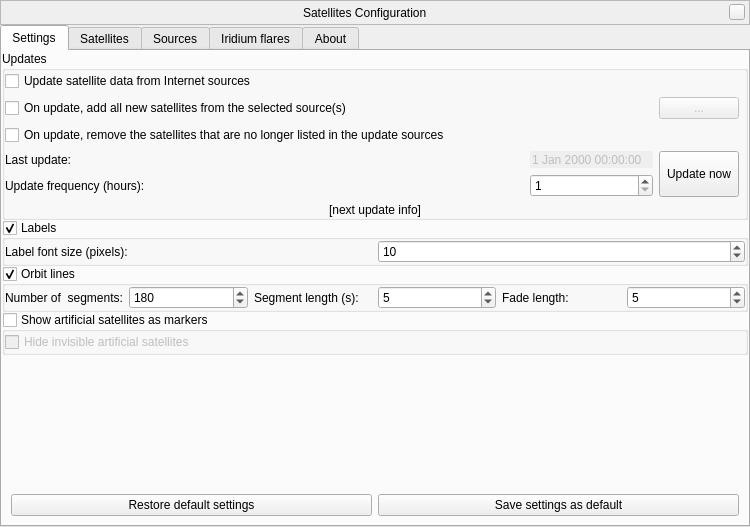
Before: the Qt Designer form plugins/Satellites/src/gui/satellitesDialog.ui in 519984307/stellarium_src, drawn with Qt 5.
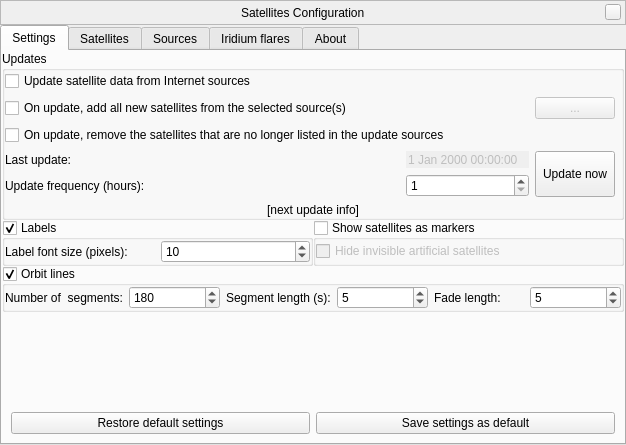
After: the same form once the commit is applied. Icons and pictures are not drawn. Custom widgets are drawn as their Qt base class.

Commit message:
Update Satellites plugin
- Fixed translated special groups after change the language
- Refactor GUI of Satellites plugin

What changed in the file:
```diff
--- a/plugins/Satellites/src/gui/satellitesDialog.ui
+++ b/plugins/Satellites/src/gui/satellitesDialog.ui
@@ -6,8 +6,8 @@
    <rect>
     <x>0</x>
     <y>0</y>
-    <width>750</width>
-    <height>527</height>
+    <width>626</width>
+    <height>445</height>
    </rect>
   </property>
   <property name="windowTitle">
@@ -298,6 +298,8 @@
          </layout>
         </widget>
        </item>
+       <item>
+        <layout class="QHBoxLayout" name="horizontalLayout_9">
        <item>
         <widget class="QGroupBox" name="labelsGroup">
          <property name="title">
@@ -352,6 +354,42 @@
         </widget>
        </item>
        <item>
+          <widget class="QGroupBox" name="iconicGroup">
+           <property name="title">
+            <string>Show satellites as markers</string>
+           </property>
+           <property name="checkable">
+            <bool>true</bool>
+           </property>
+           <property name="checked">
+            <bool>false</bool>
+           </property>
+           <layout class="QGridLayout" name="gridLayout_4">
+            <property name="leftMargin">
+             <number>0</number>
+            </property>
+            <property name="topMargin">
+             <number>0</number>
+            </property>
+            <property name="rightMargin">
+             <number>0</number>
+            </property>
+            <property name="bottomMargin">
+             <number>0</number>
+            </property>
+            <item row="0" column="0">
+             <widget class="QCheckBox" name="hideInvisibleSatellites">
+              <property name="text">
+               <string>Hide invisible artificial satellites</string>
+              </property>
+             </widget>
+            </item>
+           </layout>
+          </widget>
+         </item>
+        </layout>
+       </item>
+       <item>
         <widget class="QGroupBox" name="orbitLinesGroup">
          <property name="title">
           <string>Orbit lines</string>
@@ -453,40 +491,6 @@
          </layout>
         </widget>
        </item>
-       <item>
-        <widget class="QGroupBox" name="iconicGroup">
-         <property name="title">
-          <string>Show artificial satellites as markers</string>
-         </property>
-         <property name="checkable">
-          <bool>true</bool>
-         </property>
-         <property name="checked">
-          <bool>false</bool>
-         </property>
-         <layout class="QGridLayout" name="gridLayout_4">
-          <property name="leftMargin">
-           <number>0</number>
-          </property>
-          <property name="topMargin">
-           <number>0</number>
-          </property>
-          <property name="rightMargin">
-           <number>0</number>
-          </property>
-          <property name="bottomMargin">
-           <number>0</number>
-          </property>
-          <item row="0" column="0">
-           <widget class="QCheckBox" name="hideInvisibleSatellites">
-            <property name="text">
-             <string>Hide invisible artificial satellites</string>
-            </property>
-           </widget>
-          </item>
-         </layout>
-        </widget>
-       </item>
        <item>
         <spacer name="verticalSpacer_3">
          <property name="orientation">
```
Left out of the diff: 118 changed lines with no effect on the pictures. Lines whose indentation alone changed are shown as unchanged. The commit also changes 2 other files.
